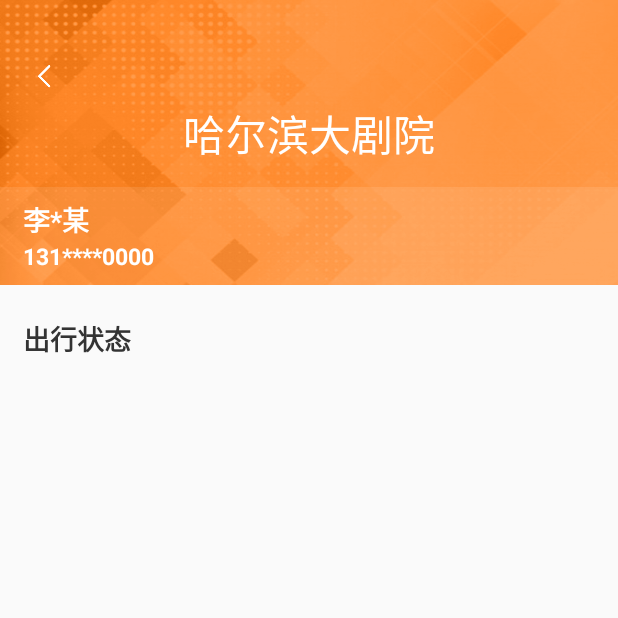
After one commit to FordGT40/Passcode, an Android app: the ScanBackMainActivity screen opened directly, with no data from a screen before it, on a phone screen of 412 x 824 dp, the top half of it. The commit adds this screen. Run offline under Robolectric (Android 15) with nearby library versions, the phone set to English and light mode, and no system bars; Roboto replaces fonts that are not available here; 1 statement that could not run was skipped.

Commit message:
扫码后的界面的头部

```diff
--- a/app/src/main/AndroidManifest.xml
+++ b/app/src/main/AndroidManifest.xml
@@ -18,8 +18,8 @@
         android:roundIcon="@mipmap/ic_launcher_round"
         android:supportsRtl="true"
         android:theme="@style/AppTheme">
-        <activity android:name=".apply.activity.CarCardApplyActivity"></activity>
-        <!-- 选择出入证类型 -->
+        <activity android:name=".scanback.activity.ScanBackMainActivity"></activity>
+        <activity android:name=".apply.activity.CarCardApplyActivity" /> <!-- 选择出入证类型 -->
         <activity android:name=".apply.activity.CardTypeChooseActivity" /> <!-- 人员出入证申请 -->
         <activity android:name=".apply.activity.PersonCardApplyActivity" /> <!-- 上传公函 -->
         <activity android:name=".apply.activity.PlaceUploadPaperActivity" /> <!-- 场所码申请 -->
--- a/app/src/main/java/com/wisdom/passcode/homepage/activity/MainActivity.kt
+++ b/app/src/main/java/com/wisdom/passcode/homepage/activity/MainActivity.kt
@@ -60,12 +60,6 @@
      *  @time 2020/4/29 0029  11:29
      */
     private fun initViews() {
-        val md5Str ="accountSliceType1city230100detailedAddress八倍镜legal八倍镜legalIdCardIjUjP7Ug1I8N/kaXz9eZvACPmwT35B9fname哈哈哈哈prefecture230102province230000timestamp1590634019645type2uscc宝宝androidsecret"
-       LogUtil.getInstance().e(MD5Util.MD5(md5Str))
-       LogUtil.getInstance().e(MD5Util.MD5(md5Str))
-       LogUtil.getInstance().e(MD5Util.MD5(md5Str))
-       LogUtil.getInstance().e(MD5Util.MD5(md5Str))
-
         applyPermission()
         doubleClickHelper = DoubleClickExitHelper(this)
         ll_bar_1.setOnClickListener(this)
--- a/app/src/main/java/com/wisdom/passcode/homepage/fragment/HomeFragment.kt
+++ b/app/src/main/java/com/wisdom/passcode/homepage/fragment/HomeFragment.kt
@@ -16,6 +16,7 @@
 import com.wisdom.passcode.helper.Helper
 import com.wisdom.passcode.homepage.activity.MyCardsActivity
 import com.wisdom.passcode.homepage.activity.ShowCodeActivity
+import com.wisdom.passcode.scanback.activity.ScanBackMainActivity
 import com.wisdom.passcode.util.Tools
 import kotlinx.android.synthetic.main.content_scrolling.*
 import kotlinx.android.synthetic.main.fragment_home.*
@@ -67,9 +68,7 @@
         when (v.id) {
 
             R.id.iv_ad -> {
-//                startActivity<UploadPaperLicenceActivity>()
-                //跳转到省份列表
-
+                startActivity<ScanBackMainActivity>()
             }
             R.id.ll_show_card,R.id.tv_head_show_card->{
                 //亮证
--- /dev/null
+++ b/app/src/main/java/com/wisdom/passcode/scanback/activity/ScanBackMainActivity.kt
@@ -0,0 +1,28 @@
+package com.wisdom.passcode.scanback.activity
+
+import android.graphics.Typeface
+import com.wisdom.passcode.R
+import com.wisdom.passcode.base.BaseActivity
+import com.wisdom.passcode.util.StatusBarUtil
+import com.wisdom.passcode.util.StrUtils
+import kotlinx.android.synthetic.main.activity_scan_back_main.*
+
+class ScanBackMainActivity : BaseActivity() {
+
+
+    override fun initViews() {
+        //沉浸式状态栏
+        //当FitsSystemWindows设置 true 时，会在屏幕最上方预留出状态栏高度的 padding
+        StatusBarUtil.setRootViewFitsSystemWindows(this, false)
+        //设置状态栏透明
+        StatusBarUtil.setTranslucentStatus(this)
+        //返回键点击事件
+        iv_back.setOnClickListener { finish() }
+        //设置特殊字体
+        tv_place_name.typeface = StrUtils.getTypefaceCardTitle(this)
+    }
+
+    override fun setlayoutIds() {
+        setContentView(R.layout.activity_scan_back_main)
+    }
+}
--- a/app/src/main/java/com/wisdom/passcode/util/StrUtils.java
+++ b/app/src/main/java/com/wisdom/passcode/util/StrUtils.java
@@ -1,6 +1,8 @@
 package com.wisdom.passcode.util;
 
+import android.app.Activity;
 import android.content.Context;
+import android.graphics.Typeface;
 import android.net.wifi.WifiInfo;
 import android.net.wifi.WifiManager;
 import android.util.Log;
@@ -385,4 +387,8 @@
         return myName;
     }
 
+    public static Typeface getTypefaceCardTitle(Activity activity){
+        return Typeface.createFromAsset(activity.getAssets(),"fonts/card_title_font.ttf");
+    }
+
 }
--- /dev/null
+++ b/app/src/main/res/layout/activity_scan_back_main.xml
@@ -0,0 +1,94 @@
+<?xml version="1.0" encoding="utf-8"?>
+<LinearLayout xmlns:android="http://schemas.android.com/apk/res/android"
+    xmlns:tools="http://schemas.android.com/tools"
+    android:layout_width="match_parent"
+    android:layout_height="match_parent"
+    android:orientation="vertical"
+    tools:context=".scanback.activity.ScanBackMainActivity">
+
+    <FrameLayout
+        android:layout_width="match_parent"
+        android:layout_height="wrap_content">
+
+        <RelativeLayout
+            android:layout_width="match_parent"
+            android:layout_height="wrap_content"
+            android:background="@drawable/bg_qt">
+
+            <ImageView
+                android:layout_width="wrap_content"
+                android:layout_height="wrap_content"
+                android:layout_marginLeft="@dimen/dp_15"
+                android:layout_marginTop="@dimen/dp_33"
+                android:padding="10dp"
+                android:id="@+id/iv_back"
+                android:src="@drawable/back" />
+
+            <TextView
+                android:id="@+id/tv_place_name"
+                android:layout_width="wrap_content"
+                android:layout_height="wrap_content"
+                android:layout_centerHorizontal="true"
+                android:layout_marginTop="@dimen/dp_68"
+                android:text="哈尔滨大剧院"
+                android:textColor="@color/white"
+                android:textSize="@dimen/sp_28" />
+
+
+        </RelativeLayout>
+
+        <LinearLayout
+            android:layout_width="match_parent"
+            android:layout_height="@dimen/dp_65"
+            android:layout_gravity="bottom"
+            android:background="#19ffffff"
+            android:gravity="center_vertical"
+            android:orientation="vertical"
+            android:paddingLeft="@dimen/dp_15">
+
+            <TextView
+                android:layout_width="wrap_content"
+                android:layout_height="wrap_content"
+                android:text="李*某"
+                android:textColor="@color/white"
+                android:textSize="@dimen/sp_18"
+                android:textStyle="bold" />
+
+            <TextView
+                android:layout_width="wrap_content"
+                android:layout_height="wrap_content"
+                android:text="131****0000"
+                android:textColor="@color/white"
+                android:textSize="@dimen/sp_15"
+                android:textStyle="bold" />
+        </LinearLayout>
+    </FrameLayout>
+    <ScrollView
+        android:layout_width="match_parent"
+        android:layout_height="match_parent">
+        <LinearLayout
+            android:layout_width="match_parent"
+            android:layout_height="wrap_content"
+            android:orientation="vertical"
+            >
+            <TextView
+                android:layout_width="wrap_content"
+                android:layout_height="wrap_content"
+                android:textStyle="bold"
+                android:textColor="@color/textcolor"
+                android:textSize="@dimen/sp_18"
+                android:layout_marginLeft="@dimen/dp_15"
+                android:layout_marginTop="@dimen/dp_22"
+                android:text="@string/in_out_state"/>
+
+
+
+
+
+
+
+        </LinearLayout>
+
+    </ScrollView>
+
+</LinearLayout>
--- a/app/src/main/res/values/dimen.xml
+++ b/app/src/main/res/values/dimen.xml
@@ -91,6 +91,7 @@
     <dimen name="dp_440">440dp</dimen>
     <dimen name="dp_44">44dp</dimen>
     <dimen name="dp_16">16dp</dimen>
+    <dimen name="dp_65">65dp</dimen>
     <dimen name="dp_165">165dp</dimen>
     <dimen name="dp_37">37dp</dimen>
     <dimen name="dp_56">56dp</dimen>
--- a/app/src/main/res/values/strings.xml
+++ b/app/src/main/res/values/strings.xml
@@ -177,6 +177,7 @@
     <string name="hint44">请填写推荐人部门</string>
     <string name="hint46">推荐人电话不正确，请查证</string>
     <string name="hint47">请输入车牌号</string>
+    <string name="in_out_state">出行状态</string>
 
 
 </resources>
```
Also changed, not shown: app/build.gradle (line endings or trailing spaces).
